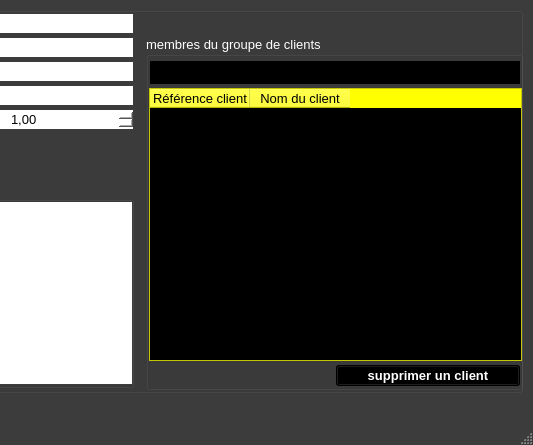
The window that ui/yeroth-erp-modifier-groupe-clients-window.ui (xnoumbissinoundou/yeroth-erp-3.0) describes before a commit, drawn with Qt 5; both pictures show x 266 to 799 and y 156 to 601 of the 799 by 601 pixel window.
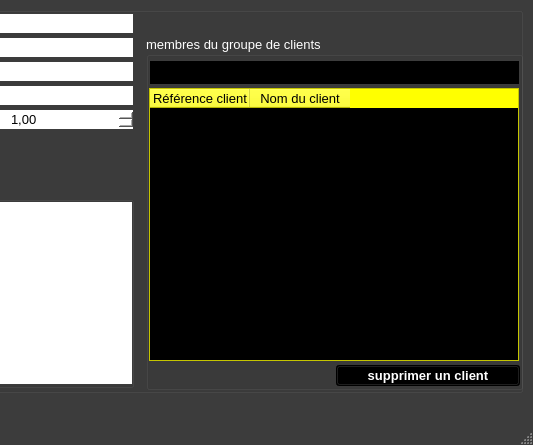
The same window after the commit. Icons and pictures are not drawn. Custom widgets are drawn as their Qt base class.

Commit message: I modified a bit the forms for creating and modifying client group !

Patch:
```diff
--- a/ui/yeroth-erp-modifier-groupe-clients-window.ui
+++ b/ui/yeroth-erp-modifier-groupe-clients-window.ui
@@ -6088,7 +6088,7 @@
        <rect>
         <x>3</x>
         <y>52</y>
-        <width>373</width>
+        <width>370</width>
         <height>273</height>
        </rect>
       </property>
@@ -7405,7 +7405,7 @@
        <rect>
         <x>3</x>
         <y>24</y>
-        <width>372</width>
+        <width>371</width>
         <height>25</height>
        </rect>
       </property>
```
The commit also changes 1 other file.
